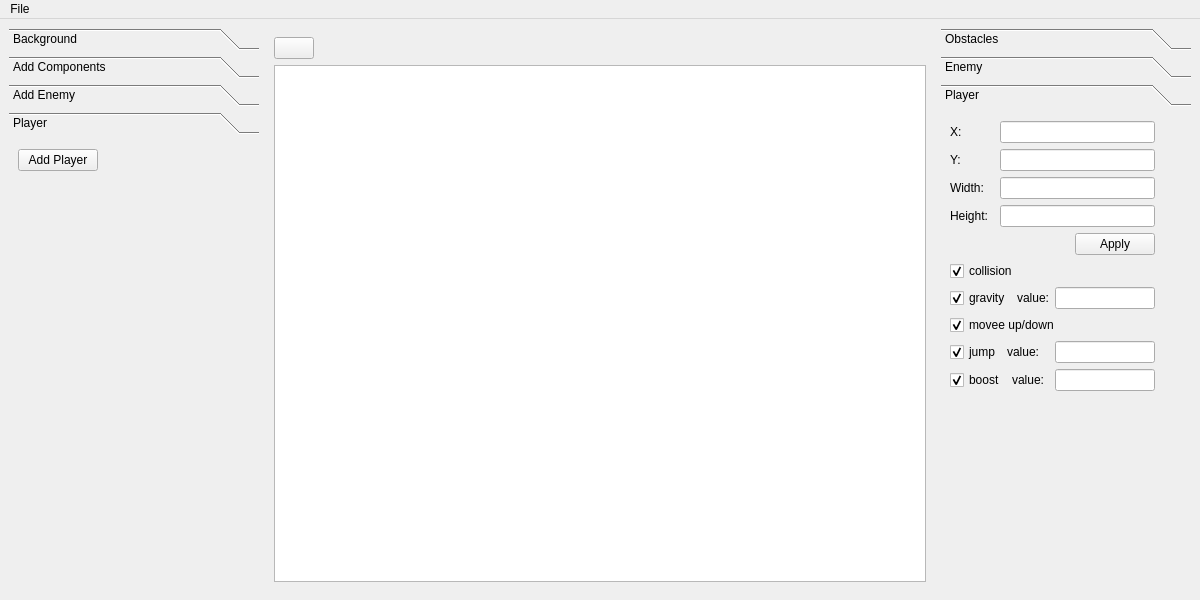
Qt form src/RS_game_engine/mainwindow.ui (MATF-RS20/RS017-qtgameengine) before a commit.
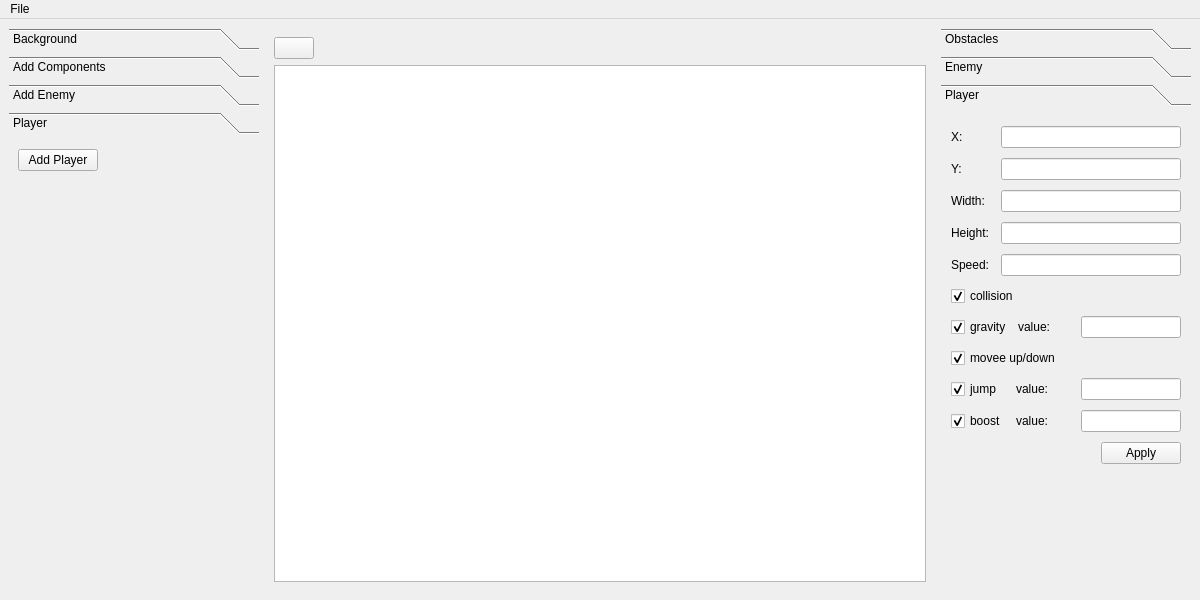
The same form after that commit. The open tabs and pages were chosen to show the change. Icons and pictures are not drawn.

Commit message: Added jump animation, linked everything with players checkboxes

```diff
--- a/src/RS_game_engine/mainwindow.ui
+++ b/src/RS_game_engine/mainwindow.ui
@@ -511,9 +511,16 @@
        <attribute name="label">
         <string>Player</string>
        </attribute>
-       <layout class="QFormLayout" name="formLayout_3">
-        <item row="0" column="0">
-         <layout class="QVBoxLayout" name="verticalLayout_4">
+       <widget class="QWidget" name="">
+        <property name="geometry">
+         <rect>
+          <x>10</x>
+          <y>10</y>
+          <width>230</width>
+          <height>351</height>
+         </rect>
+        </property>
+        <layout class="QVBoxLayout" name="verticalLayout_3">
           <item>
            <layout class="QHBoxLayout" name="horizontalLayout_13">
             <item>
@@ -595,27 +602,23 @@
            </layout>
           </item>
           <item>
-           <layout class="QHBoxLayout" name="horizontalLayout_17">
+          <layout class="QHBoxLayout" name="horizontalLayout_21">
             <item>
-             <spacer name="horizontalSpacer_3">
-              <property name="orientation">
-               <enum>Qt::Horizontal</enum>
-              </property>
-              <property name="sizeHint" stdset="0">
+            <widget class="QLabel" name="label_17">
+             <property name="minimumSize">
                <size>
-                <width>78</width>
-                <height>20</height>
-               </size>
-              </property>
-             </spacer>
-            </item>
-            <item>
-             <widget class="QPushButton" name="pbPlayerApply">
+               <width>44</width>
+               <height>0</height>
+              </size>
+             </property>
               <property name="text">
-               <string>Apply</string>
+              <string>Speed:</string>
               </property>
              </widget>
             </item>
+           <item>
+            <widget class="QLineEdit" name="leSpeedValue"/>
+           </item>
            </layout>
           </item>
           <item>
@@ -731,9 +734,32 @@
             </item>
            </layout>
           </item>
+         <item>
+          <layout class="QHBoxLayout" name="horizontalLayout_17">
+           <item>
+            <spacer name="horizontalSpacer_3">
+             <property name="orientation">
+              <enum>Qt::Horizontal</enum>
+             </property>
+             <property name="sizeHint" stdset="0">
+              <size>
+               <width>78</width>
+               <height>20</height>
+              </size>
+             </property>
+            </spacer>
+           </item>
+           <item>
+            <widget class="QPushButton" name="pbPlayerApply">
+             <property name="text">
+              <string>Apply</string>
+             </property>
+            </widget>
+           </item>
          </layout>
         </item>
        </layout>
+       </widget>
       </widget>
      </widget>
     </item>
```
Left out of the diff: 2 changed lines with no effect on the pictures. Lines whose indentation alone changed are shown as unchanged. The commit also changes 5 other files.
